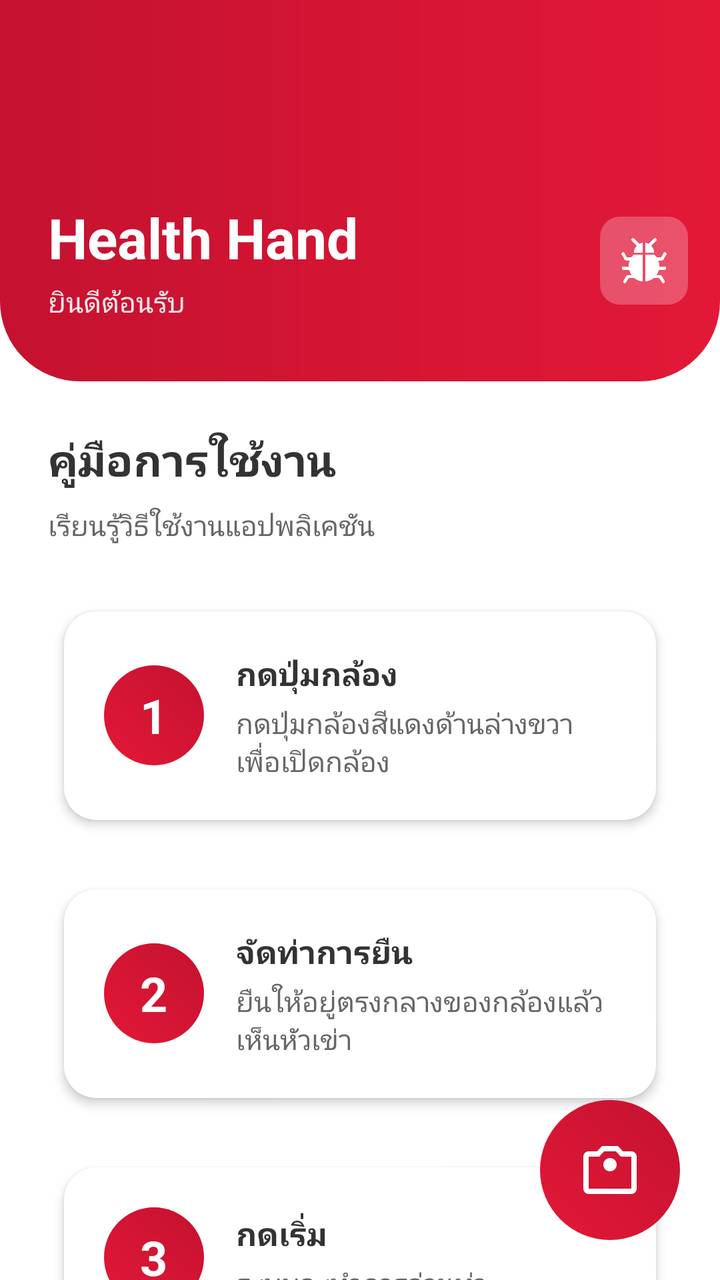
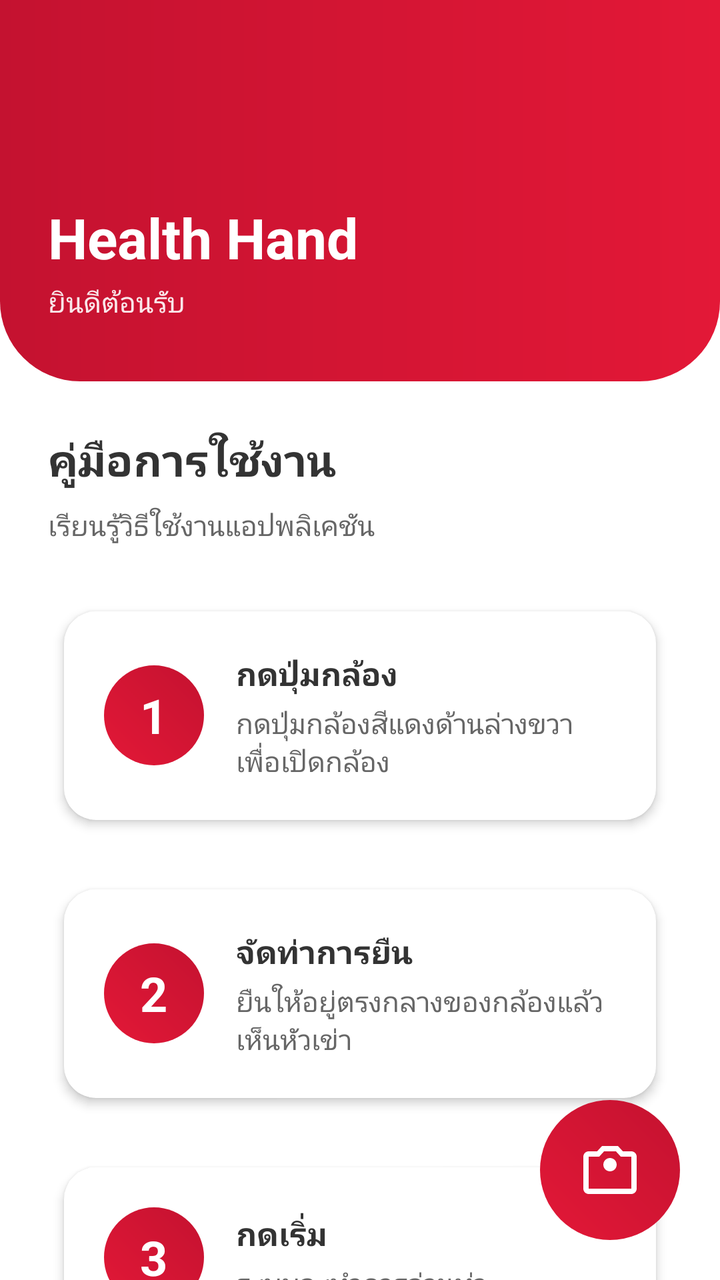

Compare the two renders of this Android layout. The source of the first and the diff that turns it into the second are given below.
<!-- AndroidManifest.xml: application theme Theme.Hand -->
<!-- res/layout/activity_main.xml -->
<?xml version="1.0" encoding="utf-8"?>
<androidx.coordinatorlayout.widget.CoordinatorLayout
    xmlns:android="http://schemas.android.com/apk/res/android"
    xmlns:app="http://schemas.android.com/apk/res-auto"
    android:id="@+id/main"
    android:layout_width="match_parent"
    android:layout_height="match_parent"
    android:background="#FFFFFF"
    android:fitsSystemWindows="false">

    
    <androidx.core.widget.NestedScrollView
        android:layout_width="match_parent"
        android:layout_height="match_parent"
        android:fillViewport="true">

        <LinearLayout
            android:layout_width="match_parent"
            android:layout_height="wrap_content"
            android:orientation="vertical">

            
            <androidx.constraintlayout.widget.ConstraintLayout
                android:id="@+id/topSection"
                android:layout_width="match_parent"
                android:layout_height="wrap_content"
                android:background="@drawable/bg_top_section_gradient"
                android:paddingTop="40dp"
                android:paddingBottom="30dp"
                android:fitsSystemWindows="true">

                
                <TextView
                    android:id="@+id/txtTitle"
                    android:layout_width="wrap_content"
                    android:layout_height="wrap_content"
                    android:layout_marginStart="24dp"
                    android:layout_marginTop="60dp"
                    android:text="Health Hand"
                    android:textColor="#FFFFFF"
                    android:textSize="28sp"
                    android:textStyle="bold"
                    app:layout_constraintStart_toStartOf="parent"
                    app:layout_constraintTop_toTopOf="parent" />

                <TextView
                    android:id="@+id/txtSubtitle"
                    android:layout_width="wrap_content"
                    android:layout_height="wrap_content"
                    android:layout_marginStart="24dp"
                    android:layout_marginTop="4dp"
                    android:text="ยินดีต้อนรับ"
                    android:textColor="#FFFFFF"
                    android:textSize="14sp"
                    android:alpha="0.9"
                    app:layout_constraintStart_toStartOf="parent"
                    app:layout_constraintTop_toBottomOf="@id/txtTitle" />

                
                <ImageButton
                    android:id="@+id/btnDebug"
                    android:layout_width="44dp"
                    android:layout_height="44dp"
                    android:layout_marginEnd="16dp"
                    android:background="@drawable/bg_debug_button"
                    android:contentDescription="Debug"
                    android:src="@drawable/debug"
                    android:scaleType="centerInside"
                    android:padding="10dp"
                    app:tint="#FFFFFF"
                    app:layout_constraintEnd_toEndOf="parent"
                    app:layout_constraintTop_toTopOf="@id/txtTitle"
                    app:layout_constraintBottom_toBottomOf="@id/txtSubtitle" />

            </androidx.constraintlayout.widget.ConstraintLayout>

            
            <LinearLayout
                android:layout_width="match_parent"
                android:layout_height="wrap_content"
                android:orientation="vertical"
                android:padding="24dp"
                android:paddingBottom="100dp">

                <TextView
                    android:id="@+id/txtGuideTitle"
                    android:layout_width="wrap_content"
                    android:layout_height="wrap_content"
                    android:text="คู่มือการใช้งาน"
                    android:textColor="#333333"
                    android:textSize="22sp"
                    android:textStyle="bold"
                    android:layout_marginBottom="8dp" />

                <TextView
                    android:layout_width="wrap_content"
                    android:layout_height="wrap_content"
                    android:text="เรียนรู้วิธีใช้งานแอปพลิเคชัน"
                    android:textColor="#666666"
                    android:textSize="14sp"
                    android:layout_marginBottom="24dp" />

                
                <androidx.cardview.widget.CardView
                    android:layout_width="match_parent"
                    android:layout_height="wrap_content"
                    android:layout_marginBottom="16dp"
                    app:cardCornerRadius="16dp"
                    app:cardElevation="3dp"
                    app:cardUseCompatPadding="true"
                    app:cardBackgroundColor="#FFFFFF">

                    <LinearLayout
                        android:layout_width="match_parent"
                        android:layout_height="wrap_content"
                        android:orientation="horizontal"
                        android:padding="20dp"
                        android:gravity="center_vertical">

                        
                        <FrameLayout
                            android:layout_width="50dp"
                            android:layout_height="50dp"
                            android:background="@drawable/bg_camera_red_gradient">

                            <TextView
                                android:layout_width="wrap_content"
                                android:layout_height="wrap_content"
                                android:layout_gravity="center"
                                android:text="1"
                                android:textColor="#FFFFFF"
                                android:textSize="24sp"
                                android:textStyle="bold" />
                        </FrameLayout>

                        
                        <LinearLayout
                            android:layout_width="0dp"
                            android:layout_height="wrap_content"
                            android:layout_weight="1"
                            android:orientation="vertical"
                            android:layout_marginStart="16dp">

                            <TextView
                                android:layout_width="wrap_content"
                                android:layout_height="wrap_content"
                                android:text="กดปุ่มกล้อง"
                                android:textColor="#333333"
                                android:textSize="16sp"
                                android:textStyle="bold" />

                            <TextView
                                android:layout_width="wrap_content"
                                android:layout_height="wrap_content"
                                android:layout_marginTop="4dp"
                                android:text="กดปุ่มกล้องสีแดงด้านล่างขวาเพื่อเปิดกล้อง"
                                android:textColor="#666666"
                                android:textSize="14sp" />
                        </LinearLayout>
                    </LinearLayout>
                </androidx.cardview.widget.CardView>

                
                <androidx.cardview.widget.CardView
                    android:layout_width="match_parent"
                    android:layout_height="wrap_content"
                    android:layout_marginBottom="16dp"
                    app:cardCornerRadius="16dp"
                    app:cardElevation="3dp"
                    app:cardUseCompatPadding="true"
                    app:cardBackgroundColor="#FFFFFF">

                    <LinearLayout
                        android:layout_width="match_parent"
                        android:layout_height="wrap_content"
                        android:orientation="horizontal"
                        android:padding="20dp"
                        android:gravity="center_vertical">

                        <FrameLayout
                            android:layout_width="50dp"
                            android:layout_height="50dp"
                            android:background="@drawable/bg_camera_red_gradient">

                            <TextView
                                android:layout_width="wrap_content"
                                android:layout_height="wrap_content"
                                android:layout_gravity="center"
                                android:text="2"
                                android:textColor="#FFFFFF"
                                android:textSize="24sp"
                                android:textStyle="bold" />
                        </FrameLayout>

                        <LinearLayout
                            android:layout_width="0dp"
                            android:layout_height="wrap_content"
                            android:layout_weight="1"
                            android:orientation="vertical"
                            android:layout_marginStart="16dp">

                            <TextView
                                android:layout_width="wrap_content"
                                android:layout_height="wrap_content"
                                android:text="จัดท่าการยืน"
                                android:textColor="#333333"
                                android:textSize="16sp"
                                android:textStyle="bold" />

                            <TextView
                                android:layout_width="wrap_content"
                                android:layout_height="wrap_content"
                                android:layout_marginTop="4dp"
                                android:text="ยืนให้อยู่ตรงกลางของกล้องแล้วเห็นหัวเข่า"
                                android:textColor="#666666"
                                android:textSize="14sp" />
                        </LinearLayout>
                    </LinearLayout>
                </androidx.cardview.widget.CardView>

                
                <androidx.cardview.widget.CardView
                    android:layout_width="match_parent"
                    android:layout_height="wrap_content"
                    android:layout_marginBottom="16dp"
                    app:cardCornerRadius="16dp"
                    app:cardElevation="3dp"
                    app:cardUseCompatPadding="true"
                    app:cardBackgroundColor="#FFFFFF">

                    <LinearLayout
                        android:layout_width="match_parent"
                        android:layout_height="wrap_content"
                        android:orientation="horizontal"
                        android:padding="20dp"
                        android:gravity="center_vertical">

                        <FrameLayout
                            android:layout_width="50dp"
                            android:layout_height="50dp"
                            android:background="@drawable/bg_camera_red_gradient">

                            <TextView
                                android:layout_width="wrap_content"
                                android:layout_height="wrap_content"
                                android:layout_gravity="center"
                                android:text="3"
                                android:textColor="#FFFFFF"
                                android:textSize="24sp"
                                android:textStyle="bold" />
                        </FrameLayout>

                        <LinearLayout
                            android:layout_width="0dp"
                            android:layout_height="wrap_content"
                            android:layout_weight="1"
                            android:orientation="vertical"
                            android:layout_marginStart="16dp">

                            <TextView
                                android:layout_width="wrap_content"
                                android:layout_height="wrap_content"
                                android:text="กดเริ่ม"
                                android:textColor="#333333"
                                android:textSize="16sp"
                                android:textStyle="bold" />

                            <TextView
                                android:layout_width="wrap_content"
                                android:layout_height="wrap_content"
                                android:layout_marginTop="4dp"
                                android:text="ระบบจะทำการอ่านท่า"
                                android:textColor="#666666"
                                android:textSize="14sp" />
                        </LinearLayout>
                    </LinearLayout>
                </androidx.cardview.widget.CardView>

                
                <androidx.cardview.widget.CardView
                    android:layout_width="match_parent"
                    android:layout_height="wrap_content"
                    android:layout_marginBottom="16dp"
                    app:cardCornerRadius="16dp"
                    app:cardElevation="3dp"
                    app:cardUseCompatPadding="true"
                    app:cardBackgroundColor="#FFFFFF">

                    <LinearLayout
                        android:layout_width="match_parent"
                        android:layout_height="wrap_content"
                        android:orientation="horizontal"
                        android:padding="20dp"
                        android:gravity="center_vertical">

                        <FrameLayout
                            android:layout_width="50dp"
                            android:layout_height="50dp"
                            android:background="@drawable/bg_camera_red_gradient">

                            <TextView
                                android:layout_width="wrap_content"
                                android:layout_height="wrap_content"
                                android:layout_gravity="center"
                                android:text="4"
                                android:textColor="#FFFFFF"
                                android:textSize="24sp"
                                android:textStyle="bold" />
                        </FrameLayout>

                        <LinearLayout
                            android:layout_width="0dp"
                            android:layout_height="wrap_content"
                            android:layout_weight="1"
                            android:orientation="vertical"
                            android:layout_marginStart="16dp">

                            <TextView
                                android:layout_width="wrap_content"
                                android:layout_height="wrap_content"
                                android:text="กดหยุดเพื่อดูผล"
                                android:textColor="#333333"
                                android:textSize="16sp"
                                android:textStyle="bold" />

                            <TextView
                                android:layout_width="wrap_content"
                                android:layout_height="wrap_content"
                                android:layout_marginTop="4dp"
                                android:text="กดหยุดแล้วแอปจะแสดงผลลัพธ์ออกมา"
                                android:textColor="#666666"
                                android:textSize="14sp" />
                        </LinearLayout>
                    </LinearLayout>
                </androidx.cardview.widget.CardView>

            </LinearLayout>

        </LinearLayout>

    </androidx.core.widget.NestedScrollView>

    
    <FrameLayout
        android:id="@+id/fabCamera"
        android:layout_width="70dp"
        android:layout_height="70dp"
        android:layout_gravity="bottom|end"
        android:layout_marginEnd="20dp"
        android:layout_marginBottom="20dp"
        android:background="@drawable/bg_camera_red_gradient"
        android:clickable="true"
        android:focusable="true">

        <ImageView
            android:layout_width="32dp"
            android:layout_height="32dp"
            android:layout_gravity="center"
            android:src="@drawable/photo_camera_24"
            android:contentDescription="Open Camera"
            app:tint="#FFFFFF" />
    </FrameLayout>

</androidx.coordinatorlayout.widget.CoordinatorLayout>
<!-- resources referenced by this layout -->
<resources>
  <!-- drawable bg_camera_red_gradient (drawable) -->
  <?xml version="1.0" encoding="utf-8"?>
  <shape xmlns:android="http://schemas.android.com/apk/res/android"
      android:shape="oval">
      <gradient
          android:angle="45"
          android:startColor="#E31837"
          android:endColor="#C41230"
          android:type="linear" />
  </shape>
  <!-- drawable bg_debug_button (drawable) -->
  <?xml version="1.0" encoding="utf-8"?>
  <shape xmlns:android="http://schemas.android.com/apk/res/android"
      android:shape="rectangle">
      <solid android:color="#40FFFFFF" />
      <corners android:radius="10dp" />
  </shape>
  <!-- drawable bg_top_section_gradient (drawable) -->
  <?xml version="1.0" encoding="utf-8"?>
  <shape xmlns:android="http://schemas.android.com/apk/res/android">
      <gradient
          android:angle="180"
          android:startColor="#E31837"
          android:endColor="#C41230"
          android:type="linear" />
      <corners
          android:bottomLeftRadius="40dp"
          android:bottomRightRadius="40dp" />
  </shape>
  <!-- drawable debug: png bitmap (drawable, 16777 bytes) -->
  <!-- drawable photo_camera_24 (drawable) -->
  <?xml version="1.0" encoding="utf-8"?>
  <vector xmlns:android="http://schemas.android.com/apk/res/android"
      android:width="24dp"
      android:height="24dp"
      android:viewportWidth="24"
      android:viewportHeight="24">
      <path
          android:fillColor="#000000"
          android:pathData="M12,12.5c1.38,0 2.5,-1.12 2.5,-2.5S13.38,7.5 12,7.5 9.5,8.62 9.5,10 10.62,12.5 12,12.5zM20,5h-3.17l-1.84,-2H9.01L7.17,5H4c-1.1,0 -2,0.9 -2,2v12c0,1.1 0.9,2 2,2h16c1.1,0 2,-0.9 2,-2V7c0,-1.1 -0.9,-2 -2,-2zm0,14H4V7h3.95l1.83,-2h4.44l1.83,2H20v12z"/>
  </vector>
  <style name="Theme.Hand" parent="Base.Theme.Hand" />
  <style name="Base.Theme.Hand" parent="Theme.Material3.DayNight.NoActionBar">
          
          
      </style>
</resources>

<!-- the commit's change to res/layout/activity_main.xml (unified diff, before → after) -->
@@ -57,20 +57,20 @@
                     app:layout_constraintTop_toBottomOf="@id/txtTitle" />
 
                 
-                <ImageButton
-                    android:id="@+id/btnDebug"
-                    android:layout_width="44dp"
-                    android:layout_height="44dp"
-                    android:layout_marginEnd="16dp"
-                    android:background="@drawable/bg_debug_button"
-                    android:contentDescription="Debug"
-                    android:src="@drawable/debug"
-                    android:scaleType="centerInside"
-                    android:padding="10dp"
-                    app:tint="#FFFFFF"
-                    app:layout_constraintEnd_toEndOf="parent"
-                    app:layout_constraintTop_toTopOf="@id/txtTitle"
-                    app:layout_constraintBottom_toBottomOf="@id/txtSubtitle" />
+
+
+
+
+
+
+
+
+
+
+
+
+
+
 
             </androidx.constraintlayout.widget.ConstraintLayout>
 
<!-- resource entries referenced after the edit -->
@@ -9,13 +9,6 @@
           android:startColor="#E31837"
           android:endColor="#C41230"
           android:type="linear" />
-  </shape>
-  <!-- drawable bg_debug_button (drawable) -->
-  <?xml version="1.0" encoding="utf-8"?>
-  <shape xmlns:android="http://schemas.android.com/apk/res/android"
-      android:shape="rectangle">
-      <solid android:color="#40FFFFFF" />
-      <corners android:radius="10dp" />
   </shape>
   <!-- drawable bg_top_section_gradient (drawable) -->
   <?xml version="1.0" encoding="utf-8"?>
@@ -29,7 +22,6 @@
           android:bottomLeftRadius="40dp"
           android:bottomRightRadius="40dp" />
   </shape>
-  <!-- drawable debug: png bitmap (drawable, 16777 bytes) -->
   <!-- drawable photo_camera_24 (drawable) -->
   <?xml version="1.0" encoding="utf-8"?>
   <vector xmlns:android="http://schemas.android.com/apk/res/android"
